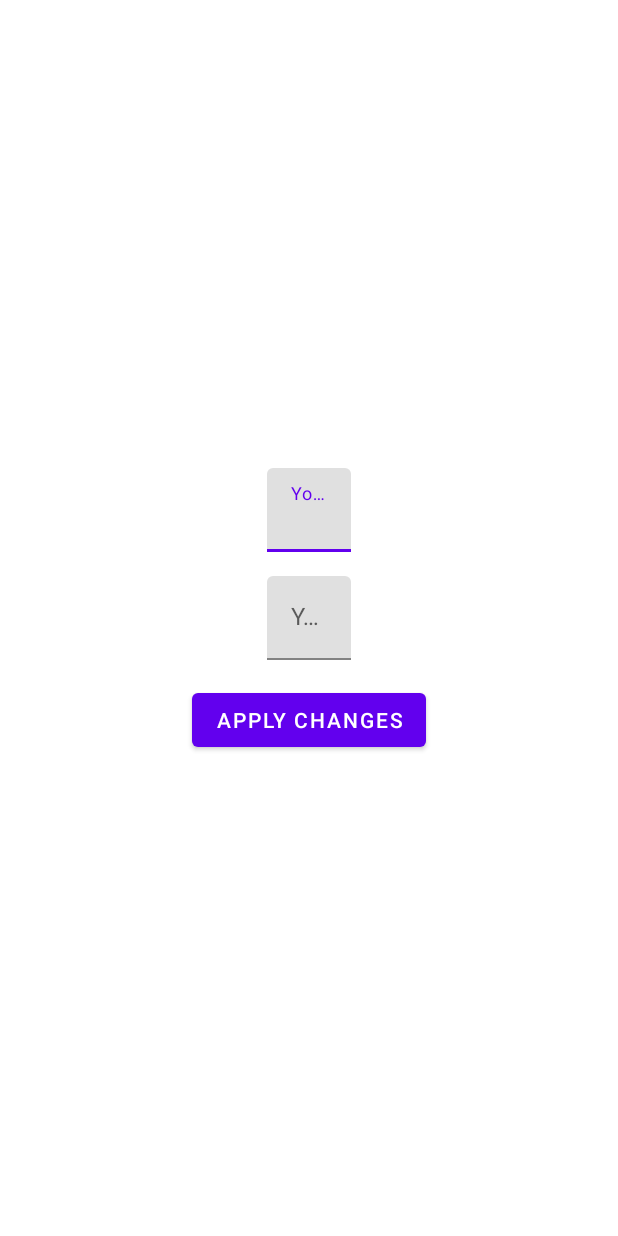
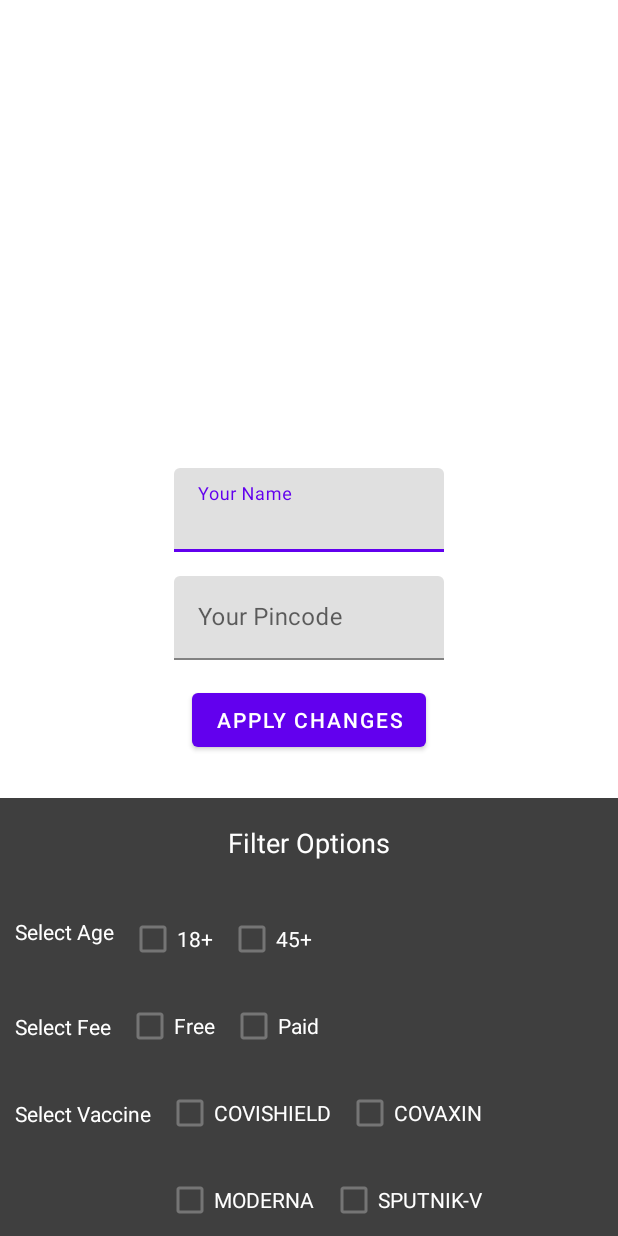
Before and after one commit to harshpatel63/CoWin-Vaccine-Notifier, an Android app: the layout fragment_settings.xml on its own in the app's theme, with its tools: preview values and no code run, on a phone screen of 412 x 824 dp. Run offline under Robolectric (Android 15) with nearby library versions, the phone set to English and light mode, and no system bars.

Commit message:
Added UI components for implementation of Filter Options for vaccines, fee and age

```diff
--- a/app/build.gradle
+++ b/app/build.gradle
@@ -65,6 +65,10 @@ dependencies {
     //javax annotation processing
     implementation 'org.glassfish:javax.annotation:10.0-b28'
 
+    //custom library for smooth bottom bar by ibrahhimsn
     implementation 'com.github.ibrahimsn98:SmoothBottomBar:1.7.8'
 
+    //material.io by google
+    implementation 'com.google.android.material:material:1.4.0'
+
 }
--- a/app/src/main/java/com/example/cowinvaccinenotifier/repository/MainRepository.java
+++ b/app/src/main/java/com/example/cowinvaccinenotifier/repository/MainRepository.java
@@ -57,12 +57,6 @@ public class MainRepository {
 
     public List<Sessions> getListOfSessionsFromNetwork()
     {
-        amej();
-        return dataSet;
-    }
-
-    private void amej()
-    {
         SimpleDateFormat df = new SimpleDateFormat("dd-MM-yyyy", Locale.getDefault());
         String date = df.format(Calendar.getInstance().getTime());
 
@@ -86,6 +80,7 @@ public class MainRepository {
                 Log.i("networkRequest", "on Failure is this "+t.getMessage());
             }
         });
+        return dataSet;
     }
 
 
--- a/app/src/main/java/com/example/cowinvaccinenotifier/ui/settings/SettingsFragment.java
+++ b/app/src/main/java/com/example/cowinvaccinenotifier/ui/settings/SettingsFragment.java
@@ -2,15 +2,18 @@ package com.example.cowinvaccinenotifier.ui.settings;
 
 import android.os.Bundle;
 import android.util.Log;
+import android.util.TypedValue;
 import android.view.LayoutInflater;
 import android.view.View;
 import android.view.ViewGroup;
 import android.widget.EditText;
+import android.widget.LinearLayout;
 import android.widget.TextView;
 import android.widget.Toast;
 
 import androidx.annotation.NonNull;
 import androidx.annotation.Nullable;
+import androidx.constraintlayout.widget.ConstraintLayout;
 import androidx.fragment.app.Fragment;
 import androidx.lifecycle.Observer;
 import androidx.lifecycle.ViewModelProvider;
@@ -19,6 +22,7 @@ import androidx.navigation.Navigation;
 
 import com.example.cowinvaccinenotifier.R;
 import com.example.cowinvaccinenotifier.databinding.FragmentSettingsBinding;
+import com.google.android.material.bottomsheet.BottomSheetBehavior;
 
 import java.util.Objects;
 
@@ -34,6 +38,21 @@ public class SettingsFragment extends Fragment {
 
         binding = FragmentSettingsBinding.inflate(inflater, container, false);
         View root = binding.getRoot();
+
+        BottomSheetBehavior bottomSheetBehavior = BottomSheetBehavior.from(binding.bottomSheetParent.getRoot());
+        bottomSheetBehavior.setPeekHeight(150,true);
+
+        LinearLayout layouMisc = binding.bottomSheetParent.layoutMisc;
+
+        layouMisc.setOnClickListener(new View.OnClickListener() {
+            @Override
+            public void onClick(View v) {
+                if(bottomSheetBehavior.getState() == BottomSheetBehavior.STATE_COLLAPSED)
+                    bottomSheetBehavior.setState(BottomSheetBehavior.STATE_EXPANDED);
+                else if(bottomSheetBehavior.getState() == BottomSheetBehavior.STATE_EXPANDED)
+                    bottomSheetBehavior.setState(BottomSheetBehavior.STATE_COLLAPSED);
+            }
+        });
 
         settingsViewModel.getPincodeDb().observe(getViewLifecycleOwner(), new Observer<String>() {
             @Override
--- a/app/src/main/res/layout/activity_main.xml
+++ b/app/src/main/res/layout/activity_main.xml
@@ -35,7 +35,7 @@
         android:layout_width="match_parent"
         android:layout_height="match_parent"
         app:defaultNavHost="true"
-        android:layout_marginBottom="?attr/actionBarSize"
+        android:layout_marginBottom="70dp"
         app:layout_constraintBottom_toTopOf="@id/nav_view"
         app:layout_constraintLeft_toLeftOf="parent"
         app:layout_constraintRight_toRightOf="parent"
--- a/app/src/main/res/layout/fragment_settings.xml
+++ b/app/src/main/res/layout/fragment_settings.xml
@@ -2,12 +2,20 @@
 <androidx.constraintlayout.widget.ConstraintLayout xmlns:android="http://schemas.android.com/apk/res/android"
     xmlns:app="http://schemas.android.com/apk/res-auto"
     android:layout_width="match_parent"
-    android:layout_height="match_parent"
-    android:padding="16dp">
+    android:layout_height="match_parent">
+    <androidx.coordinatorlayout.widget.CoordinatorLayout
+        android:layout_width="match_parent"
+        android:layout_height="0dp"
+        app:layout_constraintBottom_toBottomOf="parent"
+        app:layout_constraintTop_toTopOf="parent"
+        >
+        <androidx.constraintlayout.widget.ConstraintLayout
+            android:layout_width="match_parent"
+            android:layout_height="match_parent">
 
     <com.google.android.material.textfield.TextInputLayout
         android:id="@+id/titleName"
-        android:layout_width="wrap_content"
+        android:layout_width="180dp"
         android:layout_height="wrap_content"
         android:layout_marginBottom="16dp"
         app:layout_constraintBottom_toTopOf="@+id/textPincode"
@@ -26,7 +34,7 @@
 
     <com.google.android.material.textfield.TextInputLayout
         android:id="@+id/textPincode"
-        android:layout_width="wrap_content"
+        android:layout_width="180dp"
         android:layout_height="wrap_content"
         app:layout_constraintBottom_toTopOf="@+id/guideline3"
         app:layout_constraintEnd_toEndOf="parent"
@@ -62,4 +70,16 @@
         android:orientation="horizontal"
         app:layout_constraintGuide_percent="0.5" />
 
+    </androidx.constraintlayout.widget.ConstraintLayout>
+
+    <include
+        android:id="@+id/bottom_sheet_parent"
+        layout="@layout/item_bottom_sheet_container"
+        android:layout_width="match_parent"
+        android:layout_height="wrap_content"
+        app:layout_anchorGravity="bottom"
+        app:layout_behavior="com.google.android.material.bottomsheet.BottomSheetBehavior"
+        />
+</androidx.coordinatorlayout.widget.CoordinatorLayout>
+
 </androidx.constraintlayout.widget.ConstraintLayout>
--- /dev/null
+++ b/app/src/main/res/layout/item_bottom_sheet_container.xml
@@ -0,0 +1,143 @@
+<?xml version="1.0" encoding="utf-8"?>
+<LinearLayout xmlns:tools="http://schemas.android.com/tools"
+    android:id="@+id/layoutMisc"
+    android:layout_width="match_parent"
+    android:layout_height="wrap_content"
+    android:background="#3f3f3f"
+    android:orientation="vertical"
+    app:behavior_peekHeight="40dp"
+    app:layout_behavior="@string/bottom_sheet_behavior"
+    xmlns:android="http://schemas.android.com/apk/res/android"
+    xmlns:app="http://schemas.android.com/apk/res-auto">
+
+    <androidx.constraintlayout.widget.ConstraintLayout
+        android:layout_width="match_parent"
+        android:layout_height="match_parent">
+
+    <TextView
+        android:id="@+id/textFilterOptions"
+        android:layout_width="wrap_content"
+        android:layout_height="40dp"
+        android:includeFontPadding="false"
+        android:layout_margin="20dp"
+        app:layout_constraintTop_toTopOf="parent"
+        app:layout_constraintStart_toStartOf="parent"
+        app:layout_constraintEnd_toEndOf="parent"
+        android:text="Filter Options"
+        android:textSize="18sp"
+        android:textColor="@color/white"/>
+        <TextView
+            android:id="@+id/textSelectAge"
+            android:layout_width="wrap_content"
+            android:layout_height="wrap_content"
+            android:text="Select Age"
+            android:layout_margin="10dp"
+            android:textColor="@color/white"
+            app:layout_constraintTop_toBottomOf="@id/textFilterOptions"
+            app:layout_constraintBottom_toBottomOf="@id/checkboxEighteen"
+            app:layout_constraintStart_toStartOf="parent"
+            android:textSize="14sp"
+            />
+        <CheckBox
+            android:id="@+id/checkboxEighteen"
+            android:layout_width="wrap_content"
+            android:layout_height="wrap_content"
+            android:text="18+"
+            android:layout_margin="10dp"
+            android:textColor="@color/white"
+            app:layout_constraintTop_toBottomOf="@id/textFilterOptions"
+            app:layout_constraintLeft_toRightOf="@id/textSelectAge"/>
+        <CheckBox
+            android:id="@+id/checkboxFortyFive"
+            android:layout_width="wrap_content"
+            android:layout_height="wrap_content"
+            android:text="45+"
+            android:layout_margin="10dp"
+            android:textColor="@color/white"
+            app:layout_constraintTop_toBottomOf="@id/textFilterOptions"
+            app:layout_constraintLeft_toRightOf="@id/checkboxEighteen"/>
+
+        <TextView
+            android:id="@+id/textSelectFee"
+            android:layout_width="wrap_content"
+            android:layout_height="wrap_content"
+            android:text="Select Fee"
+            android:layout_margin="10dp"
+            android:textColor="@color/white"
+            app:layout_constraintTop_toTopOf="@id/checkboxFree"
+            app:layout_constraintStart_toStartOf="parent"
+            app:layout_constraintBottom_toBottomOf="@id/checkboxFree"
+            android:textSize="14sp"
+            />
+        <CheckBox
+            android:id="@+id/checkboxFree"
+            android:layout_width="wrap_content"
+            android:layout_height="wrap_content"
+            android:text="Free"
+            android:layout_margin="10dp"
+            android:textColor="@color/white"
+            app:layout_constraintTop_toBottomOf="@id/checkboxEighteen"
+            app:layout_constraintLeft_toRightOf="@id/textSelectFee"/>
+        <CheckBox
+            android:id="@+id/checkboxPaid"
+            android:layout_width="wrap_content"
+            android:layout_height="wrap_content"
+            android:text="Paid"
+            android:layout_margin="10dp"
+            android:textColor="@color/white"
+            app:layout_constraintTop_toBottomOf="@id/checkboxFortyFive"
+            app:layout_constraintLeft_toRightOf="@id/checkboxFree"/>
+
+
+        <TextView
+            android:id="@+id/textSelectVaccine"
+            android:layout_width="wrap_content"
+            android:layout_height="wrap_content"
+            android:text="Select Vaccine"
+            android:layout_margin="10dp"
+            android:textColor="@color/white"
+            app:layout_constraintTop_toTopOf="@id/checkboxCovishield"
+            app:layout_constraintStart_toStartOf="parent"
+            app:layout_constraintBottom_toBottomOf="@id/checkboxCovishield"
+            android:textSize="14sp"
+            />
+        <CheckBox
+            android:id="@+id/checkboxCovishield"
+            android:layout_width="wrap_content"
+            android:layout_height="wrap_content"
+            android:text="COVISHIELD"
+            android:layout_margin="10dp"
+            android:textColor="@color/white"
+            app:layout_constraintTop_toBottomOf="@id/checkboxFree"
+            app:layout_constraintLeft_toRightOf="@id/textSelectVaccine"/>
+        <CheckBox
+            android:id="@+id/checkboxCovaxin"
+            android:layout_width="wrap_content"
+            android:layout_height="wrap_content"
+            android:text="COVAXIN"
+            android:layout_margin="10dp"
+            android:textColor="@color/white"
+            app:layout_constraintTop_toBottomOf="@id/checkboxPaid"
+            app:layout_constraintLeft_toRightOf="@id/checkboxCovishield"/>
+
+        <CheckBox
+            android:id="@+id/checkboxModerna"
+            android:layout_width="wrap_content"
+            android:layout_height="wrap_content"
+            android:text="MODERNA"
+            android:layout_margin="10dp"
+            android:textColor="@color/white"
+            app:layout_constraintTop_toBottomOf="@id/checkboxCovishield"
+            app:layout_constraintLeft_toRightOf="@id/textSelectVaccine"/>
+        <CheckBox
+            android:id="@+id/checkboxSputnikV"
+            android:layout_width="wrap_content"
+            android:layout_height="wrap_content"
+            android:text="SPUTNIK-V"
+            android:layout_margin="10dp"
+            android:textColor="@color/white"
+            app:layout_constraintTop_toBottomOf="@id/checkboxCovaxin"
+            app:layout_constraintLeft_toRightOf="@id/checkboxModerna"/>
+
+    </androidx.constraintlayout.widget.ConstraintLayout>
+</LinearLayout>
```
